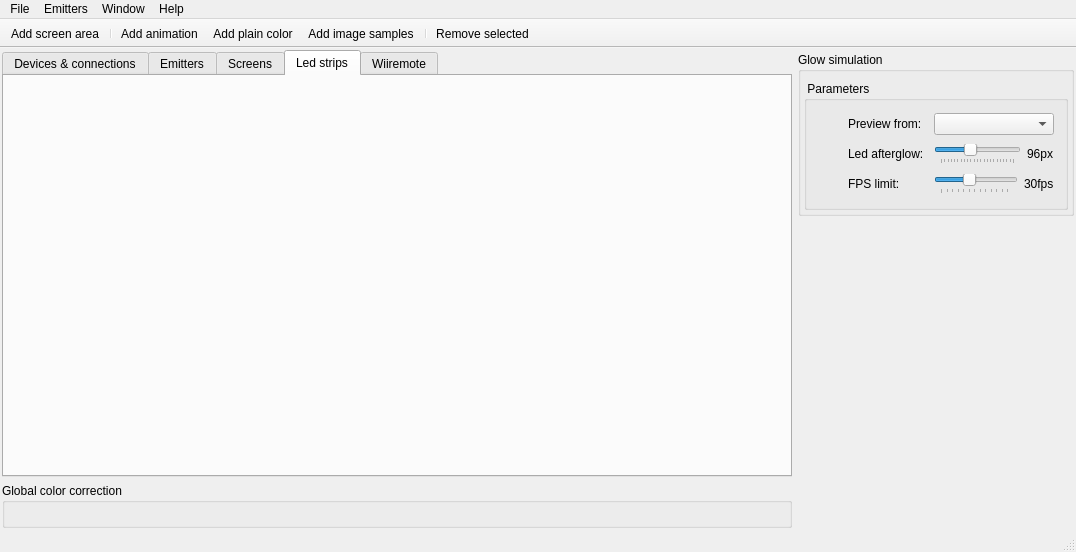
Qt form mainwindow.ui (dev-0x7C6/led-frame) before a commit.
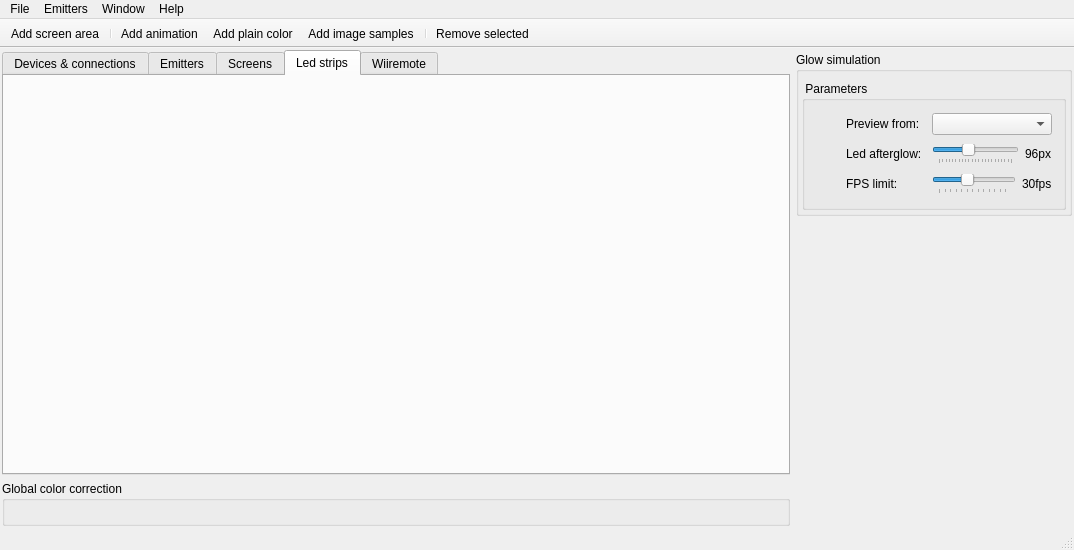
The same form after that commit. The open tabs and pages were chosen to show the change. Icons and pictures are not drawn. Custom widgets are drawn as their Qt base class.

What changed in the file:
```diff
--- a/mainwindow.ui
+++ b/mainwindow.ui
@@ -6,8 +6,8 @@
    <rect>
     <x>0</x>
     <y>0</y>
-    <width>1076</width>
-    <height>552</height>
+    <width>1074</width>
+    <height>550</height>
    </rect>
   </property>
   <property name="sizePolicy">
@@ -513,7 +513,7 @@
     <rect>
      <x>0</x>
      <y>0</y>
-     <width>1076</width>
+     <width>1074</width>
      <height>21</height>
     </rect>
    </property>
```
Left out of the diff: 6 changed lines with no effect on the pictures.
